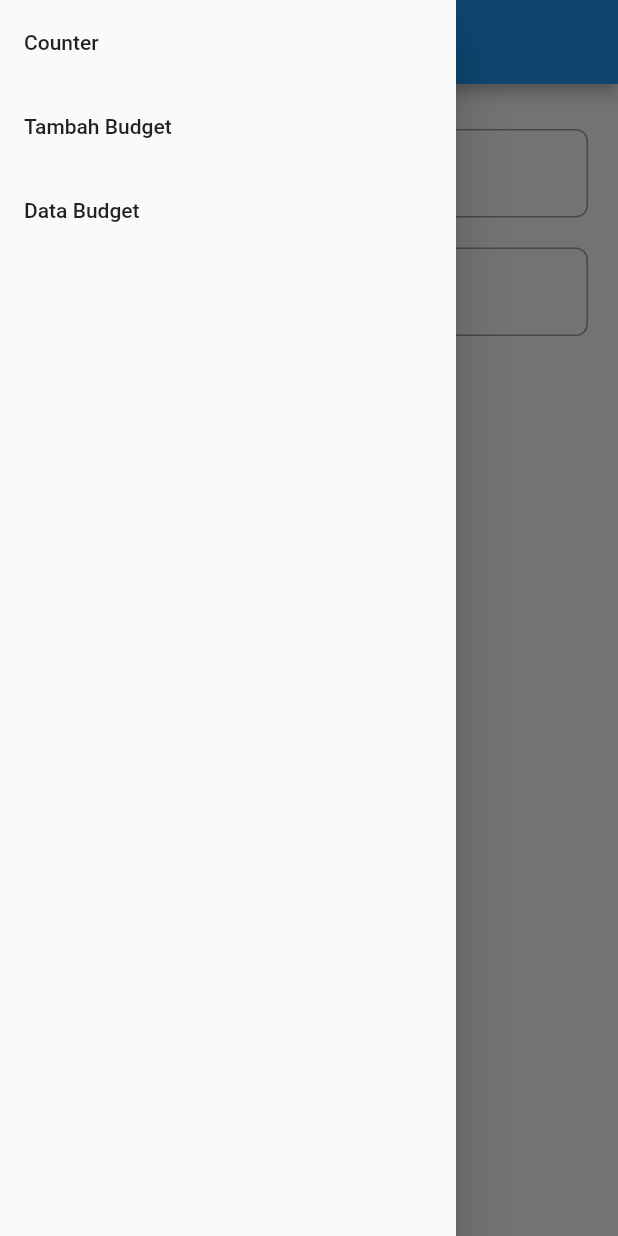
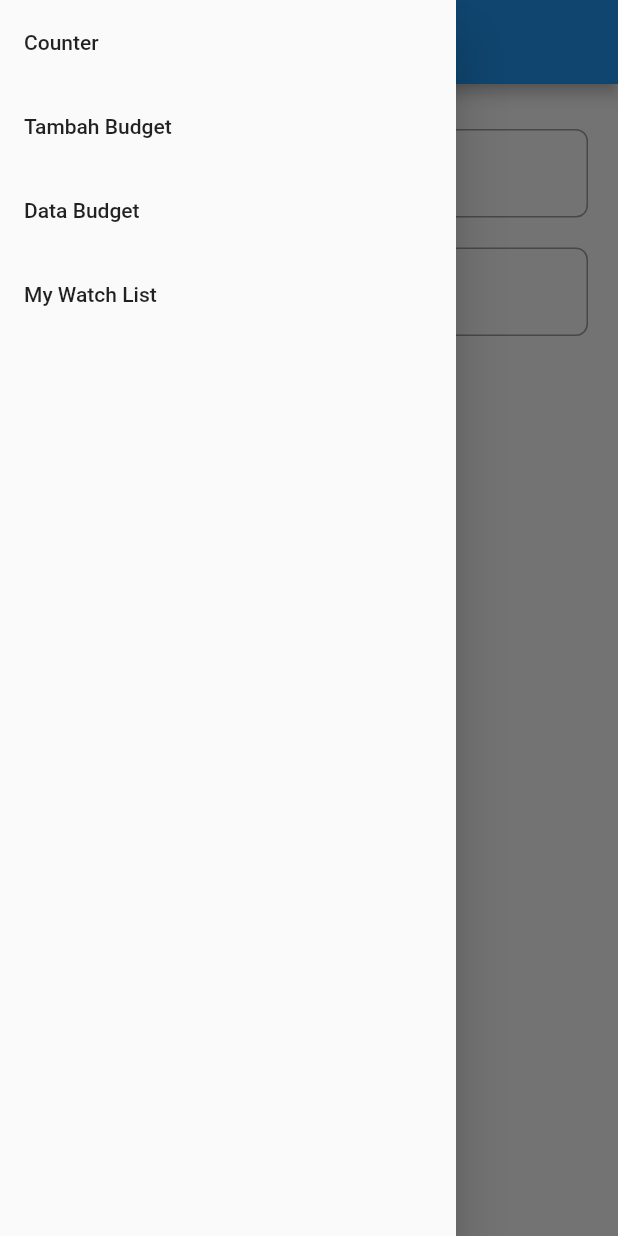
Before and after one commit to Whosmichael/pbp-flutter-lab, a Flutter app: the BudgetForm screen opened directly, with the side drawer open, on a phone screen of 412 x 824 dp. Run offline on Flutter 3.47's test engine with Material 2 defaults, Android fonts, the phone set to English and light mode, and no system bars.

Commit message:
Has Finished Task 9

```diff
--- a/counter_7/lib/Form_budget.dart
+++ b/counter_7/lib/Form_budget.dart
@@ -1,7 +1,7 @@
 import 'package:counter_7/drawer.dart';
 import 'package:flutter/material.dart';
 import 'package:flutter/services.dart';
-import 'package:counter_7/budget.dart';
+import 'package:counter_7/Model/budget.dart';
 
 class BudgetForm extends StatefulWidget {
   const BudgetForm({super.key, required this.title});
--- a/counter_7/lib/List_budget.dart
+++ b/counter_7/lib/List_budget.dart
@@ -1,4 +1,4 @@
-import 'package:counter_7/budget.dart';
+import 'package:counter_7/Model/budget.dart';
 import 'package:flutter/material.dart';
 import 'package:counter_7/drawer.dart';
 import 'package:intl/intl.dart';
--- a/counter_7/lib/budget.dart
+++ /dev/null
@@ -1,9 +0,0 @@
-class Budget {
-  late String title;
-  late String type;
-  late String date;
-  late int budgetNominal;
-
-  Budget(this.title, this.type, this.date, this.budgetNominal);
-
-}
--- a/counter_7/lib/drawer.dart
+++ b/counter_7/lib/drawer.dart
@@ -1,8 +1,10 @@
-import 'package:counter_7/budget.dart';
+import 'package:counter_7/Model/budget.dart';
 import 'package:counter_7/List_budget.dart';
 import 'package:flutter/material.dart';
 import 'package:counter_7/Form_budget.dart';
 import 'package:counter_7/main.dart';
+import 'package:counter_7/mywatchlist.dart';
+
 
 class AppDrawer extends StatefulWidget {
   late List<Budget> myBudgetList;
@@ -51,6 +53,16 @@ class _AppDrawerState extends State<AppDrawer>{
               );
             },
           ),
+          ListTile(
+            title: const Text('My Watch List'),
+            onTap: () {
+              // wiring menu ke halaman watchlist
+              Navigator.pushReplacement(
+                context,
+                MaterialPageRoute(builder: (context) => const WatchlistPage()),
+              );
+            },
+          ),
         ],
       ),
     );
--- a/counter_7/pubspec.yaml
+++ b/counter_7/pubspec.yaml
@@ -37,6 +37,7 @@ dependencies:
   # The following adds the Cupertino Icons font to your application.
   # Use with the CupertinoIcons class for iOS style icons.
   cupertino_icons: ^1.0.2
+  http: ^0.13.5
 
 dev_dependencies:
   flutter_test:
```
Also changed, not shown: counter_7/pubspec.lock.
